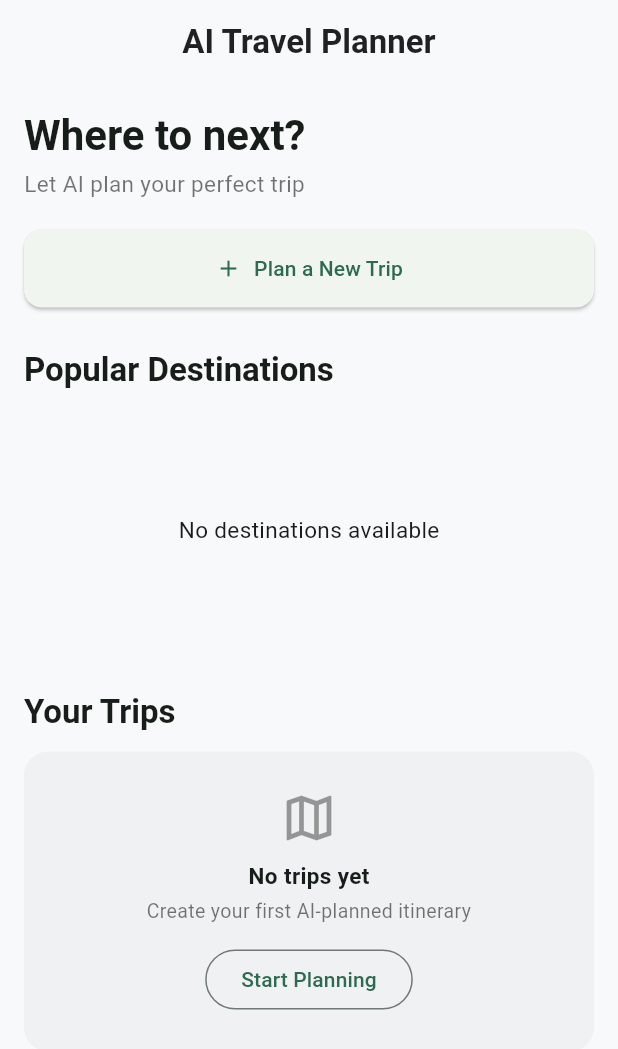
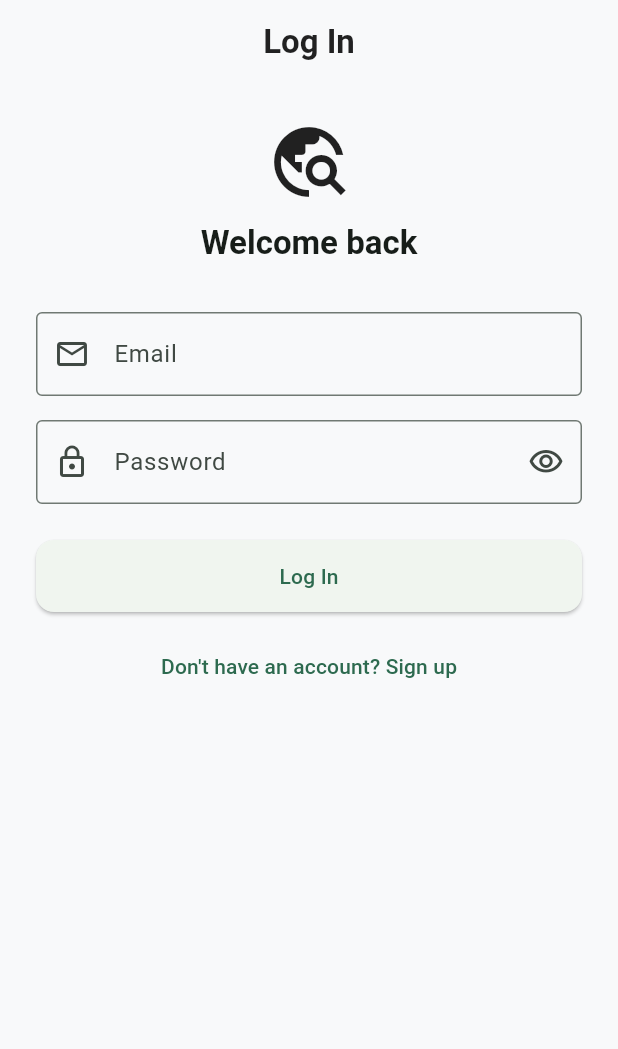
Before and after one commit to Hadiyal007/ai-travel-planner, a Flutter app: the screen it shows after launch, on a phone screen of 412 x 824 dp. Shown: the top 1049 px of the screen. Run offline on Flutter 3.47's test engine with Material 3 defaults, Android fonts, the phone set to English and light mode, and no system bars; our stand-ins replace cloud_firestore, firebase_auth, firebase_core, flutter_riverpod, state_notifier; accounts and stored records are empty; generated files the repository leaves out were written again.

Commit message:
feat: add Signup and Login screens with Riverpod auth providers

```diff
--- a/lib/app/app.dart
+++ b/lib/app/app.dart
@@ -4,6 +4,8 @@ import 'routes.dart';
 import '../screens/splash_screen.dart';
 import '../screens/home_screen.dart';
 import '../screens/create_trip_screen.dart';
+import '../screens/signup_screen.dart';
+import '../screens/login_screen.dart';
 
 class TravelPlannerApp extends StatelessWidget {
   const TravelPlannerApp({super.key});
@@ -17,6 +19,8 @@ class TravelPlannerApp extends StatelessWidget {
       initialRoute: AppRoutes.splash,
       routes: {
         AppRoutes.splash: (context) => const SplashScreen(),
+        AppRoutes.signup: (context) => const SignupScreen(),
+        AppRoutes.login: (context) => const LoginScreen(),
         AppRoutes.home: (context) => const HomeScreen(),
         AppRoutes.createTrip: (context) => const CreateTripScreen(),
       },
--- a/lib/app/routes.dart
+++ b/lib/app/routes.dart
@@ -2,6 +2,8 @@ class AppRoutes {
   AppRoutes._();
 
   static const String splash = '/';
+  static const String signup = '/signup';
+  static const String login = '/login';
   static const String home = '/home';
   static const String createTrip = '/create-trip';
   static const String itinerary = '/itinerary';
--- a/lib/firebase/auth_service.dart
+++ b/lib/firebase/auth_service.dart
@@ -3,5 +3,63 @@ import 'package:firebase_auth/firebase_auth.dart';
 class AuthService {
   final FirebaseAuth _auth = FirebaseAuth.instance;
 
+  /// Currently signed-in user, or null if signed out.
   User? get currentUser => _auth.currentUser;
+
+  /// Emits whenever the signed-in user changes (sign in, sign out,
+  /// token refresh on app start). Screens/providers use this to react
+  /// to auth state instead of polling `currentUser`.
+  Stream<User?> get authStateChanges => _auth.authStateChanges();
+
+  Future<User?> signUp({
+    required String email,
+    required String password,
+  }) async {
+    final credential = await _auth.createUserWithEmailAndPassword(
+      email: email,
+      password: password,
+    );
+    return credential.user;
+  }
+
+  Future<User?> signIn({
+    required String email,
+    required String password,
+  }) async {
+    final credential = await _auth.signInWithEmailAndPassword(
+      email: email,
+      password: password,
+    );
+    return credential.user;
+  }
+
+  Future<void> signOut() async {
+    await _auth.signOut();
+  }
+
+  /// Converts a FirebaseAuthException (or anything else) into a message
+  /// that's safe to show directly in the UI.
+  String messageForError(Object error) {
+    if (error is FirebaseAuthException) {
+      switch (error.code) {
+        case 'email-already-in-use':
+          return 'An account already exists for that email.';
+        case 'invalid-email':
+          return 'That email address looks invalid.';
+        case 'weak-password':
+          return 'Password should be at least 6 characters.';
+        case 'user-not-found':
+        case 'wrong-password':
+        case 'invalid-credential':
+          return 'Incorrect email or password.';
+        case 'user-disabled':
+          return 'This account has been disabled.';
+        case 'too-many-requests':
+          return 'Too many attempts. Please try again later.';
+        default:
+          return error.message ?? 'Authentication failed. Please try again.';
+      }
+    }
+    return 'Something went wrong. Please try again.';
+  }
 }
--- /dev/null
+++ b/lib/screens/login_screen.dart
@@ -0,0 +1,140 @@
+import 'package:flutter/material.dart';
+import 'package:flutter_riverpod/flutter_riverpod.dart';
+
+import '../app/routes.dart';
+import '../firebase/auth_providers.dart';
+
+class LoginScreen extends ConsumerStatefulWidget {
+  const LoginScreen({super.key});
+
+  @override
+  ConsumerState<LoginScreen> createState() => _LoginScreenState();
+}
+
+class _LoginScreenState extends ConsumerState<LoginScreen> {
+  final _formKey = GlobalKey<FormState>();
+  final _emailController = TextEditingController();
+  final _passwordController = TextEditingController();
+  bool _obscurePassword = true;
+
+  @override
+  void dispose() {
+    _emailController.dispose();
+    _passwordController.dispose();
+    super.dispose();
+  }
+
+  Future<void> _submit() async {
+    if (!_formKey.currentState!.validate()) return;
+
+    final success = await ref.read(authProvider.notifier).signIn(
+      email: _emailController.text.trim(),
+      password: _passwordController.text,
+    );
+
+    if (success && mounted) {
+      // authStateChangesProvider will pick up the session; once
+      // routing is wired to it, this pushReplacement can be removed.
+      Navigator.pushReplacementNamed(context, AppRoutes.home);
+    }
+  }
+
+  @override
+  Widget build(BuildContext context) {
+    final authState = ref.watch(authProvider);
+
+    return Scaffold(
+      appBar: AppBar(title: const Text('Log In')),
+      body: SafeArea(
+        child: Padding(
+          padding: const EdgeInsets.all(24),
+          child: Form(
+            key: _formKey,
+            child: ListView(
+              children: [
+                const Icon(Icons.travel_explore, size: 56),
+                const SizedBox(height: 12),
+                Text(
+                  'Welcome back',
+                  textAlign: TextAlign.center,
+                  style: Theme.of(context).textTheme.titleLarge,
+                ),
+                const SizedBox(height: 32),
+                TextFormField(
+                  controller: _emailController,
+                  keyboardType: TextInputType.emailAddress,
+                  autofillHints: const [AutofillHints.email],
+                  decoration: const InputDecoration(
+                    labelText: 'Email',
+                    prefixIcon: Icon(Icons.email_outlined),
+                    border: OutlineInputBorder(),
+                  ),
+                  validator: (value) {
+                    final email = value?.trim() ?? '';
+                    if (email.isEmpty) return 'Enter your email';
+                    if (!email.contains('@') || !email.contains('.')) {
+                      return 'Enter a valid email';
+                    }
+                    return null;
+                  },
+                ),
+                const SizedBox(height: 16),
+                TextFormField(
+                  controller: _passwordController,
+                  obscureText: _obscurePassword,
+                  autofillHints: const [AutofillHints.password],
+                  decoration: InputDecoration(
+                    labelText: 'Password',
+                    prefixIcon: const Icon(Icons.lock_outline),
+                    border: const OutlineInputBorder(),
+                    suffixIcon: IconButton(
+                      icon: Icon(_obscurePassword
+                          ? Icons.visibility_outlined
+                          : Icons.visibility_off_outlined),
+                      onPressed: () => setState(() {
+                        _obscurePassword = !_obscurePassword;
+                      }),
+                    ),
+                  ),
+                  validator: (value) {
+                    if (value == null || value.isEmpty) {
+                      return 'Enter your password';
+                    }
+                    return null;
+                  },
+                ),
+                if (authState.error != null) ...[
+                  const SizedBox(height: 16),
+                  Text(
+                    authState.error!,
+                    style: TextStyle(color: Theme.of(context).colorScheme.error),
+                    textAlign: TextAlign.center,
+                  ),
+                ],
+                const SizedBox(height: 24),
+                ElevatedButton(
+                  onPressed: authState.isLoading ? null : _submit,
+                  child: authState.isLoading
+                      ? const SizedBox(
+                    height: 20,
+                    width: 20,
+                    child: CircularProgressIndicator(strokeWidth: 2),
+                  )
+                      : const Text('Log In'),
+                ),
+                const SizedBox(height: 12),
+                TextButton(
+                  onPressed: authState.isLoading
+                      ? null
+                      : () => Navigator.pushReplacementNamed(
+                      context, AppRoutes.signup),
+                  child: const Text("Don't have an account? Sign up"),
+                ),
+              ],
+            ),
+          ),
+        ),
+      ),
+    );
+  }
+}
--- a/lib/screens/splash_screen.dart
+++ b/lib/screens/splash_screen.dart
@@ -14,7 +14,7 @@ class _SplashScreenState extends State<SplashScreen> {
   void initState() {
     super.initState();
     Future.delayed(const Duration(seconds: 2), () {
-      if (mounted) Navigator.pushReplacementNamed(context, AppRoutes.home);
+      if (mounted) Navigator.pushReplacementNamed(context, AppRoutes.login);
     });
   }
 
```
Also changed, not shown: lib/firebase/auth_providers.dart (added, +77 -0 lines), lib/models/activity.dart (added, +15 -0 lines), lib/models/itinerary.dart (added, +15 -0 lines), lib/providers/itinerary_provider.dart (added, +51 -0 lines), lib/screens/itinerary_screen.dart (added, +112 -0 lines), lib/screens/signup_screen.dart (added, +158 -0 lines), lib/services/itinerary_service.dart (added, +61 -0 lines).
